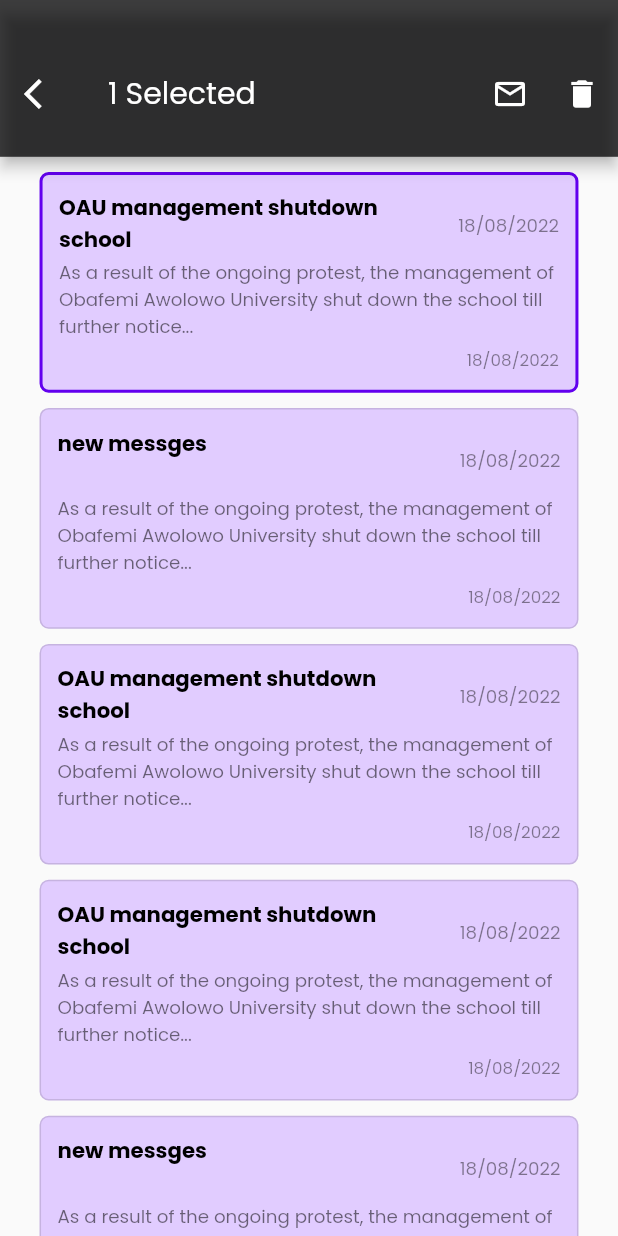
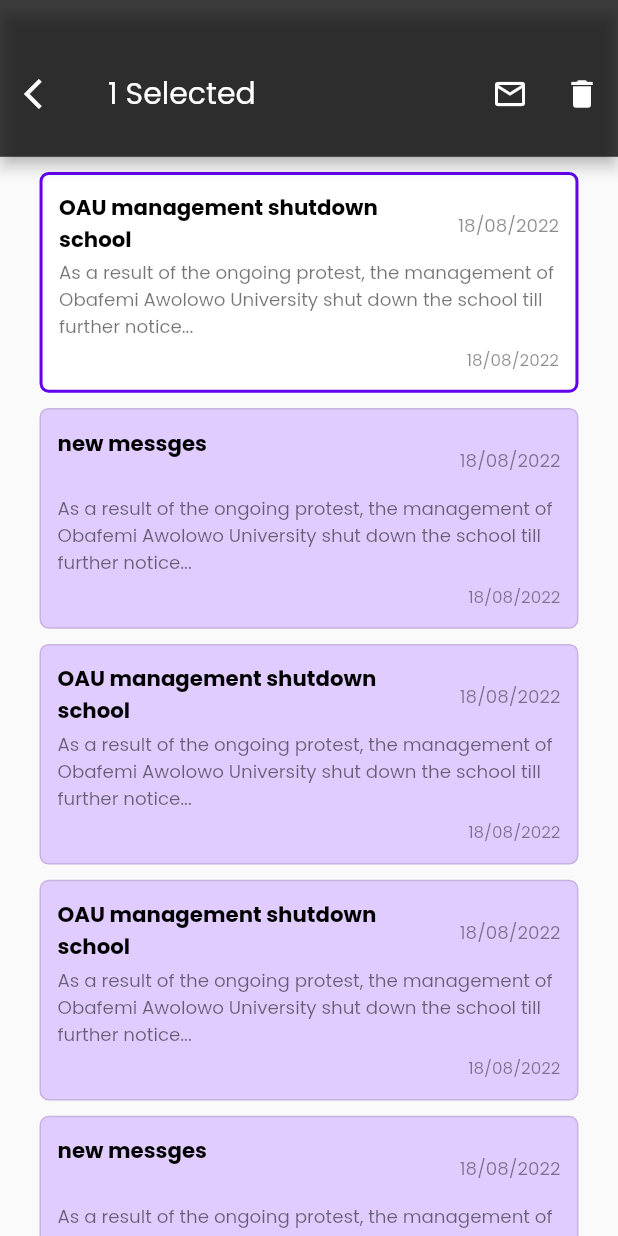
Before and after one commit to kolikay/Scholars_padi, a Flutter app: the NotificationScreen screen opened directly, after a tap on "OAU management shutdown school", after a tap on the "email" icon, on a phone screen of 412 x 824 dp. Run offline on Flutter 3.47's test engine with Material 2 defaults, Android fonts, the phone set to English and light mode, and no system bars; our stand-ins replace carousel_slider, flutter_riverpod, flutter_screenutil, google_fonts, image_picker, pin_code_fields and 1 more; missing offline and left inert: simple_connection_checker.

Commit message:
working on read notifications

```diff
--- a/lib/screens/on_boarding/notifications/notifications_view_models/notification_view_model.dart
+++ b/lib/screens/on_boarding/notifications/notifications_view_models/notification_view_model.dart
@@ -70,11 +70,10 @@ class NotificationViewModel extends ChangeNotifier {
     notifyListeners();
   }
 
-  // void updateCardColor(NotificationCardsModel cards,bool isRead ) {
-  //   print(isRead);
-  //   cards.cardColor = isRead ? Colors.white : const Color(0xffe1ccff);
-  //   notifyListeners();
-  // }
+  void updateCardColor(NotificationCardsModel cards) {
+    cards.cardColor = Colors.white;
+    notifyListeners();
+  }
 
   void resetSelectedList() {
     selectedList = [];
--- a/lib/screens/on_boarding/notifications/views/notification_screen.dart
+++ b/lib/screens/on_boarding/notifications/views/notification_screen.dart
@@ -175,13 +175,13 @@ class _NotificationScreenState extends ConsumerState<NotificationScreen> {
                 setState(() {
                   //unread card function
 
-                  // for (int i = 0;
-                  //     i < notificationViewModel.selectedList.length;
-                  //     i++) {
+                  for (int i = 0;
+                      i < notificationViewModel.selectedList.length;
+                      i++) {
 
-                  //   notificationViewModel.updateCardColor(
-                  //       notificationViewModel.selectedList[i],);
-                  // }
+                    notificationViewModel.updateCardColor(
+                        notificationViewModel.selectedList[i],);
+                  }
                 });
               },
               icon: const Icon(
```
